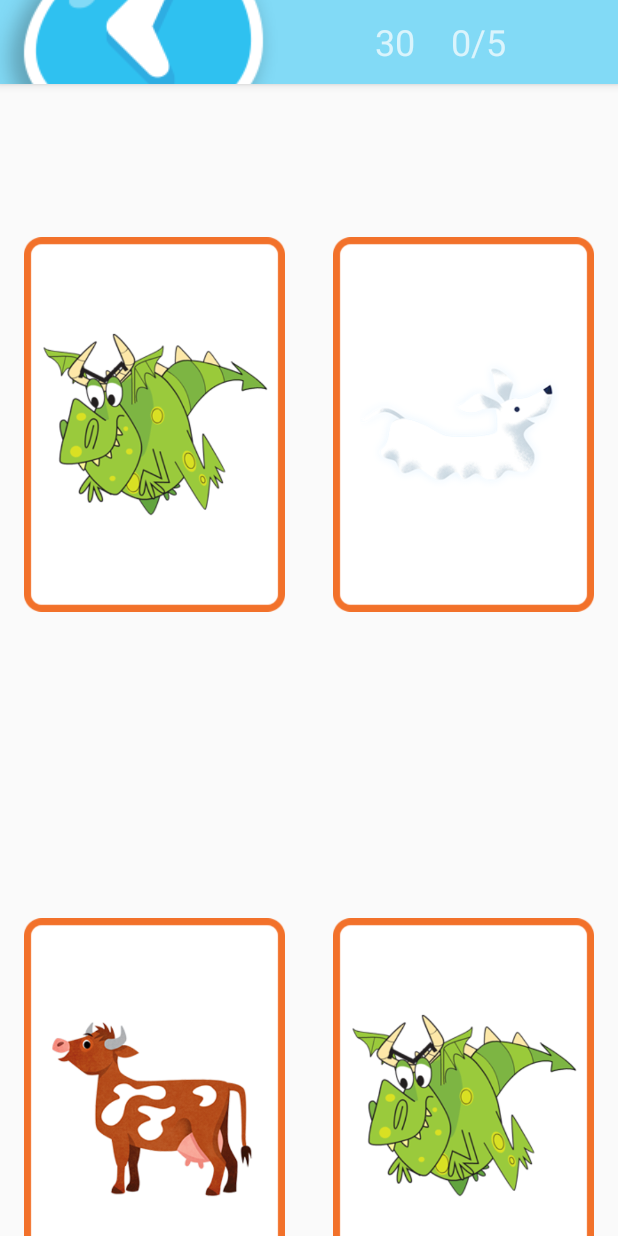
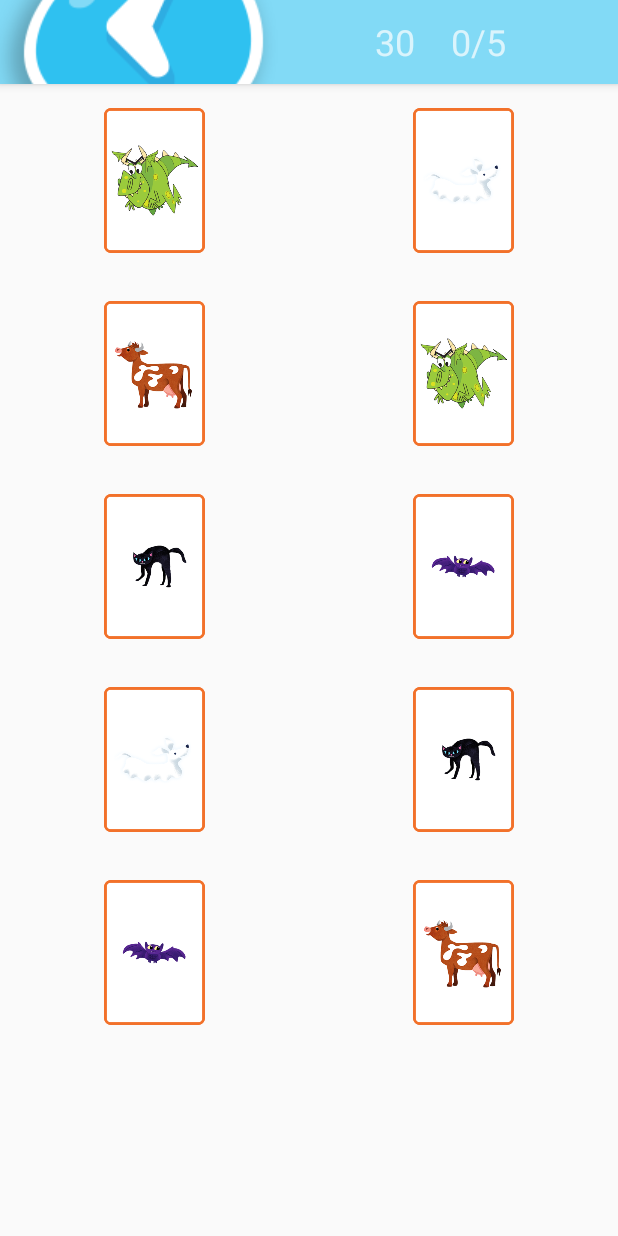
Before and after one commit to Jantzilla/MemoryGame, an Android app: the GameActivity screen opened directly, with no data from a screen before it, on a phone screen of 412 x 824 dp. Run offline under Robolectric (Android 15) with nearby library versions, the phone set to English and light mode, and no system bars.

Commit message:
Override "checkLayoutParams()" to fit grid rows to view

```diff
--- a/app/src/main/java/com/creativesource/memorygame/GameActivity.kt
+++ b/app/src/main/java/com/creativesource/memorygame/GameActivity.kt
@@ -37,6 +37,7 @@ class GameActivity : AppCompatActivity(), ClickListener {
         actionBar?.setHomeAsUpIndicator(R.drawable.back)
         actionBar?.show()
 
+        val rowCount = intent.getIntExtra("Rows", 5)
         val columnCount = intent.getIntExtra("Columns", 2)
         pairs = intent.getIntExtra("Pairs", 5)
 
@@ -51,7 +52,12 @@ class GameActivity : AppCompatActivity(), ClickListener {
 
         cardIds.shuffle()
 
-        viewManager = GridLayoutManager(this, columnCount)
+        viewManager = object : GridLayoutManager(this, columnCount) {
+            override fun checkLayoutParams(lp: RecyclerView.LayoutParams): Boolean {
+                lp.height = (height / rowCount) - 85
+                return true
+            }
+        }
         viewAdapter = CardAdapter(this, cardIds)
 
         recyclerView = findViewById<RecyclerView>(R.id.recyclerView).apply {
```
